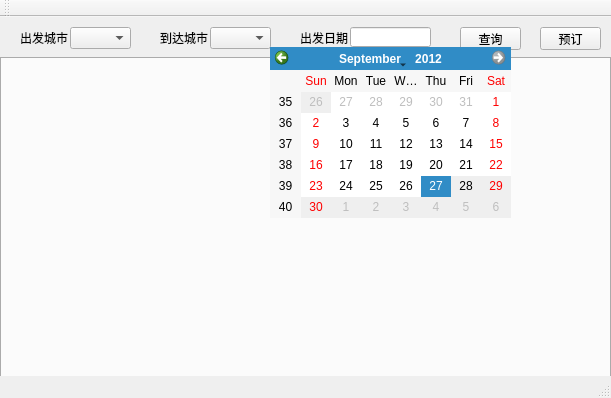
Before: the Qt Designer form csair.ui in YvesChan/csAir, drawn with Qt 5.
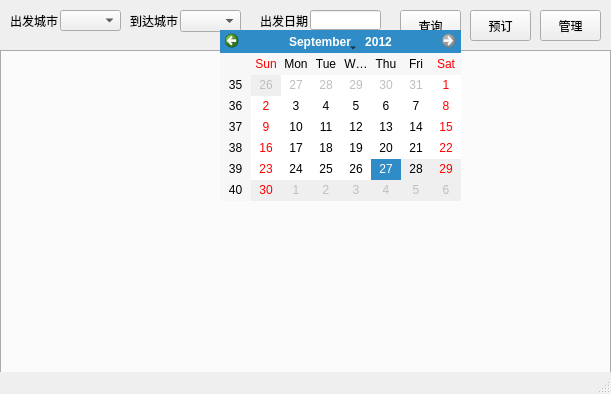
After: the same form once the commit is applied. Custom widgets are drawn as their Qt base class.

What changed in the file:
```diff
--- a/csair.ui
+++ b/csair.ui
@@ -10,7 +10,7 @@
     <x>0</x>
     <y>0</y>
     <width>611</width>
-    <height>398</height>
+    <height>394</height>
    </rect>
   </property>
   <property name="windowTitle">
@@ -20,12 +20,17 @@
    <widget class="QLabel" name="label">
     <property name="geometry">
      <rect>
-      <x>20</x>
+      <x>10</x>
       <y>10</y>
       <width>51</width>
       <height>21</height>
      </rect>
     </property>
+    <property name="font">
+     <font>
+      <pointsize>9</pointsize>
+     </font>
+    </property>
     <property name="text">
      <string>出发城市</string>
     </property>
@@ -33,12 +38,15 @@
    <widget class="QComboBox" name="depart">
     <property name="geometry">
      <rect>
-      <x>70</x>
+      <x>60</x>
       <y>10</y>
       <width>61</width>
-      <height>22</height>
+      <height>21</height>
      </rect>
     </property>
+    <property name="editable">
+     <bool>false</bool>
+    </property>
     <property name="currentIndex">
      <number>0</number>
     </property>
@@ -96,7 +104,7 @@
    <widget class="QLabel" name="label_2">
     <property name="geometry">
      <rect>
-      <x>160</x>
+      <x>130</x>
       <y>10</y>
       <width>51</width>
       <height>21</height>
@@ -109,7 +117,7 @@
    <widget class="QComboBox" name="arrive">
     <property name="geometry">
      <rect>
-      <x>210</x>
+      <x>180</x>
       <y>10</y>
       <width>61</width>
       <height>22</height>
@@ -172,7 +180,7 @@
    <widget class="QLabel" name="label_3">
     <property name="geometry">
      <rect>
-      <x>300</x>
+      <x>260</x>
       <y>10</y>
       <width>54</width>
       <height>21</height>
@@ -188,9 +196,9 @@
     </property>
     <property name="geometry">
      <rect>
-      <x>350</x>
+      <x>310</x>
       <y>10</y>
-      <width>81</width>
+      <width>71</width>
       <height>20</height>
      </rect>
     </property>
@@ -213,7 +221,7 @@
     </property>
     <property name="geometry">
      <rect>
-      <x>270</x>
+      <x>220</x>
       <y>30</y>
       <width>241</width>
       <height>171</height>
@@ -252,10 +260,10 @@
    <widget class="QPushButton" name="query">
     <property name="geometry">
      <rect>
-      <x>460</x>
+      <x>400</x>
       <y>10</y>
       <width>61</width>
-      <height>23</height>
+      <height>31</height>
      </rect>
     </property>
     <property name="text">
@@ -266,9 +274,9 @@
     <property name="geometry">
      <rect>
       <x>0</x>
-      <y>40</y>
+      <y>50</y>
       <width>611</width>
-      <height>341</height>
+      <height>331</height>
      </rect>
     </property>
     <property name="tabShape">
@@ -299,16 +307,29 @@
    <widget class="QPushButton" name="book">
     <property name="geometry">
      <rect>
-      <x>540</x>
+      <x>470</x>
       <y>10</y>
       <width>61</width>
-      <height>23</height>
+      <height>31</height>
      </rect>
     </property>
     <property name="text">
      <string>预订</string>
     </property>
    </widget>
+   <widget class="QPushButton" name="manage">
+    <property name="geometry">
+     <rect>
+      <x>540</x>
+      <y>10</y>
+      <width>61</width>
+      <height>31</height>
+     </rect>
+    </property>
+    <property name="text">
+     <string>管理</string>
+    </property>
+   </widget>
    <zorder>label</zorder>
    <zorder>depart</zorder>
    <zorder>label_2</zorder>
@@ -319,14 +340,7 @@
    <zorder>tabWidget</zorder>
    <zorder>calendarWidget</zorder>
    <zorder>book</zorder>
-  </widget>
-  <widget class="QToolBar" name="mainToolBar">
-   <attribute name="toolBarArea">
-    <enum>TopToolBarArea</enum>
-   </attribute>
-   <attribute name="toolBarBreak">
-    <bool>false</bool>
-   </attribute>
+   <zorder>manage</zorder>
   </widget>
   <widget class="QStatusBar" name="statusBar"/>
  </widget>
```
